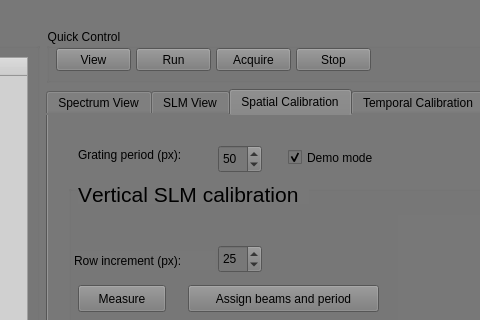
This is src/GUI/main_GUI.ui in SilvaScience/colberto as Qt 5 draws it before an edit; both pictures show x 269 to 749 and y 0 to 320 of the 1135 by 1002 pixel window. The edited form follows.
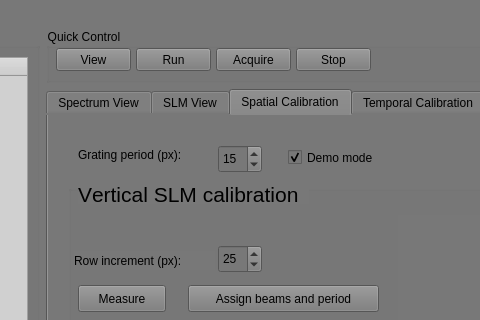
This is the edited form. The open tabs and pages were chosen to show the change. Custom widgets are drawn as their Qt base class.

Patch:
```diff
--- a/src/GUI/main_GUI.ui
+++ b/src/GUI/main_GUI.ui
@@ -897,10 +897,13 @@
            <set>Qt::ImhDigitsOnly|Qt::ImhFormattedNumbersOnly</set>
           </property>
           <property name="minimum">
-           <number>2</number>
+           <number>1</number>
+          </property>
+          <property name="maximum">
+           <number>1200</number>
           </property>
           <property name="value">
-           <number>50</number>
+           <number>15</number>
           </property>
          </widget>
          <widget class="QCheckBox" name="spatial_calib_demo_mode_checkbox">
```
Left out of the diff: 14 changed lines with no effect on the pictures.
